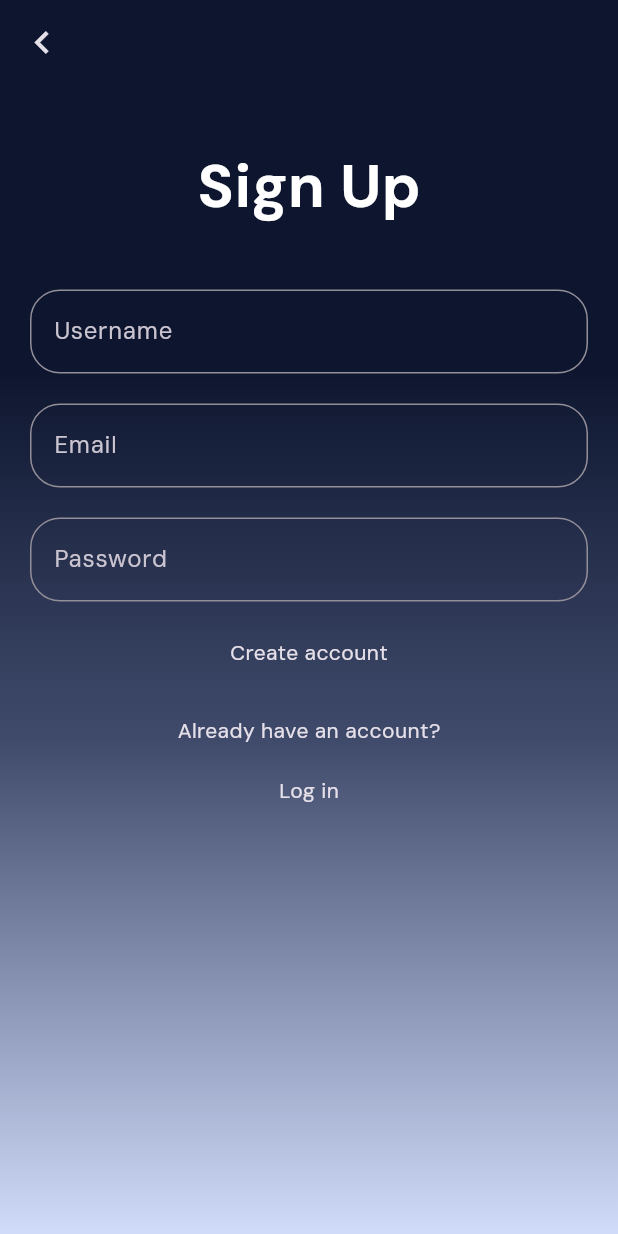
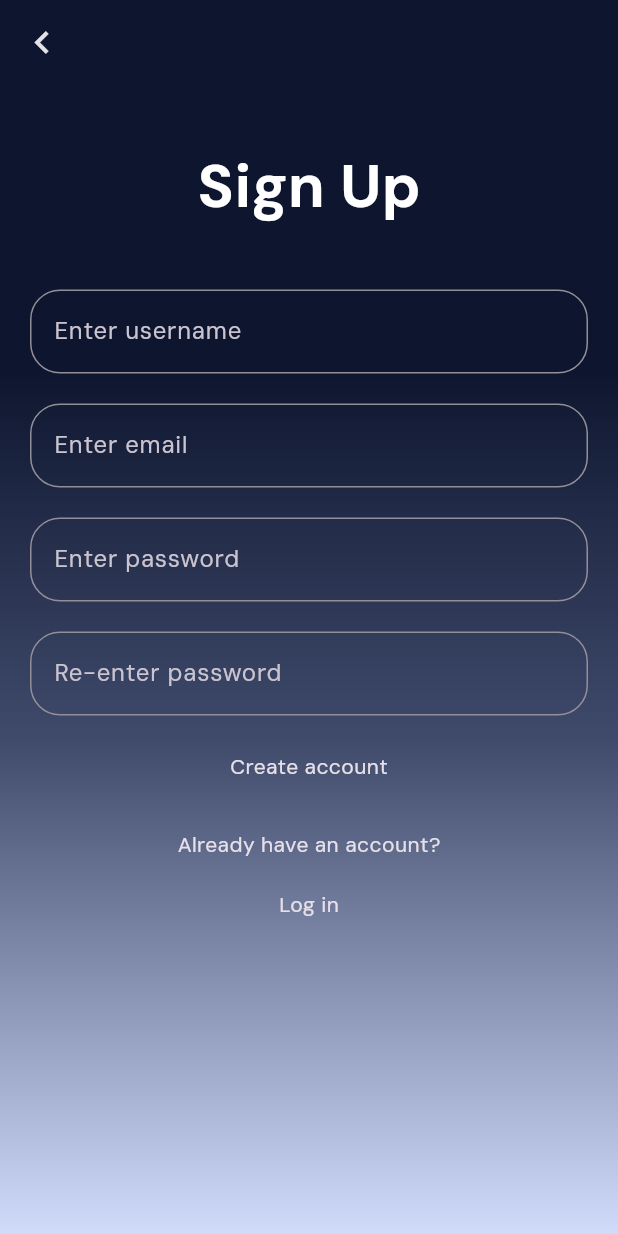
Before and after one commit to SavioNYJC/Daylist, a Flutter app: the SignUpPage screen opened directly, on a phone screen of 412 x 824 dp. Run offline on Flutter 3.47's test engine with Material 3 defaults, Android fonts, the phone set to English and light mode, and no system bars; our stand-ins replace cupertino_ui, material_ui, supabase_flutter; missing offline and left inert: liquid_glass_easy; accounts and stored records are empty; project files that could hold a hidden picture were left out.

Commit message:
Added field to re-enter password

```diff
--- a/lib/main.dart
+++ b/lib/main.dart
@@ -28,6 +28,10 @@ class MyApp extends StatelessWidget {
         fontFamily: "DM Sans",
         inputDecorationTheme: InputDecorationTheme(
           border: OutlineInputBorder(borderRadius: BorderRadius.circular(20)),
+          focusedBorder: OutlineInputBorder(
+            borderRadius: BorderRadius.circular(20),
+            borderSide: BorderSide(color: Colors.grey.shade100),
+          ),
         ),
       ),
     );
@@ -105,31 +109,3 @@ class HomePage extends StatelessWidget {
     );
   }
 }
-// void main() {
-//   runApp(
-//     MaterialApp(
-//       home: RootPage(),
-//       theme: ThemeData(brightness: Brightness.dark),
-//     ),
-//   );
-// }
-
-// class RootPage extends StatefulWidget {
-//   const new({super.key});
-
-//   @override
-//   State<RootPage> createState() => _RootPageState();
-// }
-
-// class _RootPageState extends State<RootPage> {
-//   bool _isLoggedIn = false;
-
-//   @override
-//   Widget build(BuildContext context) {
-//     if (_isLoggedIn) {
-//       return HomePage();
-//     } else {
-//       return WelcomePage();
-//     }
-//   }
-// }
--- a/lib/screens/sign_up_page.dart
+++ b/lib/screens/sign_up_page.dart
@@ -119,19 +119,27 @@ class _SignUpPageState extends State<SignUpPage> {
                 SizedBox(height: 40),
                 TextField(
                   controller: _username,
-                  decoration: const InputDecoration(labelText: 'Username'),
+                  decoration: const InputDecoration(hintText: 'Enter username'),
                 ),
                 SizedBox(height: 20),
                 TextField(
                   controller: _email,
                   keyboardType: TextInputType.emailAddress,
-                  decoration: const InputDecoration(labelText: 'Email'),
+                  decoration: const InputDecoration(hintText: 'Enter email'),
                 ),
                 SizedBox(height: 20),
                 TextField(
                   controller: _password,
                   obscureText: true,
-                  decoration: const InputDecoration(labelText: 'Password'),
+                  decoration: const InputDecoration(hintText: 'Enter password'),
+                ),
+                SizedBox(height: 20),
+                TextField(
+                  controller: _password,
+                  obscureText: true,
+                  decoration: const InputDecoration(
+                    hintText: 'Re-enter password',
+                  ),
                 ),
                 const SizedBox(height: 24),
                 LiquidGlassButton(
```
